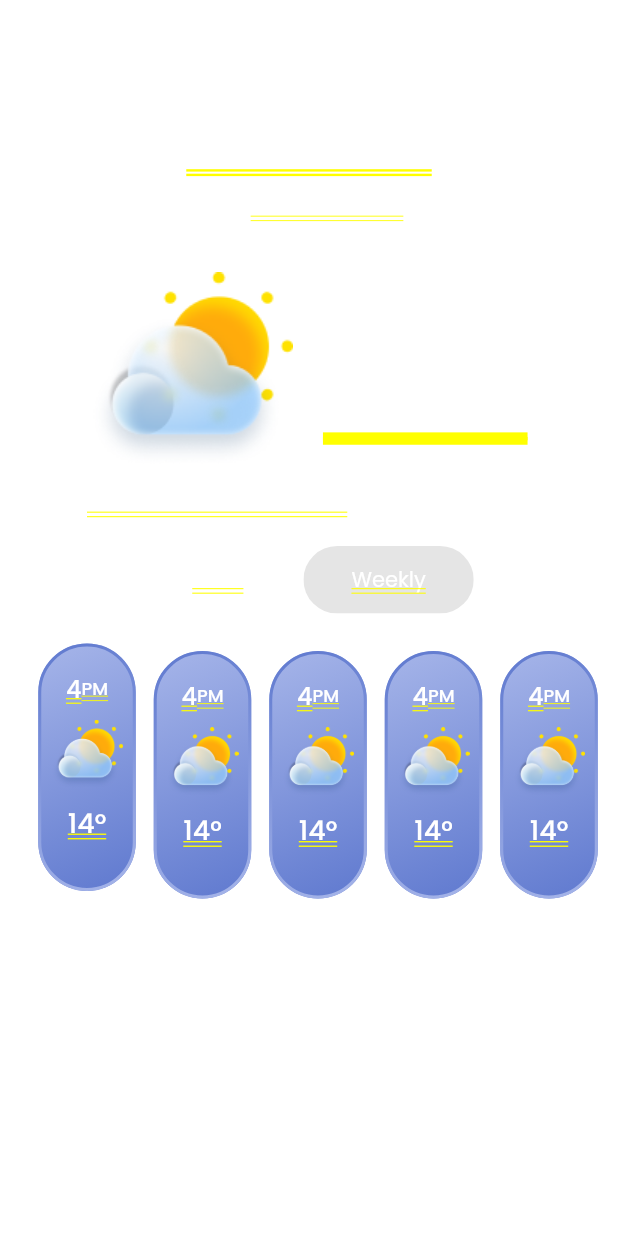
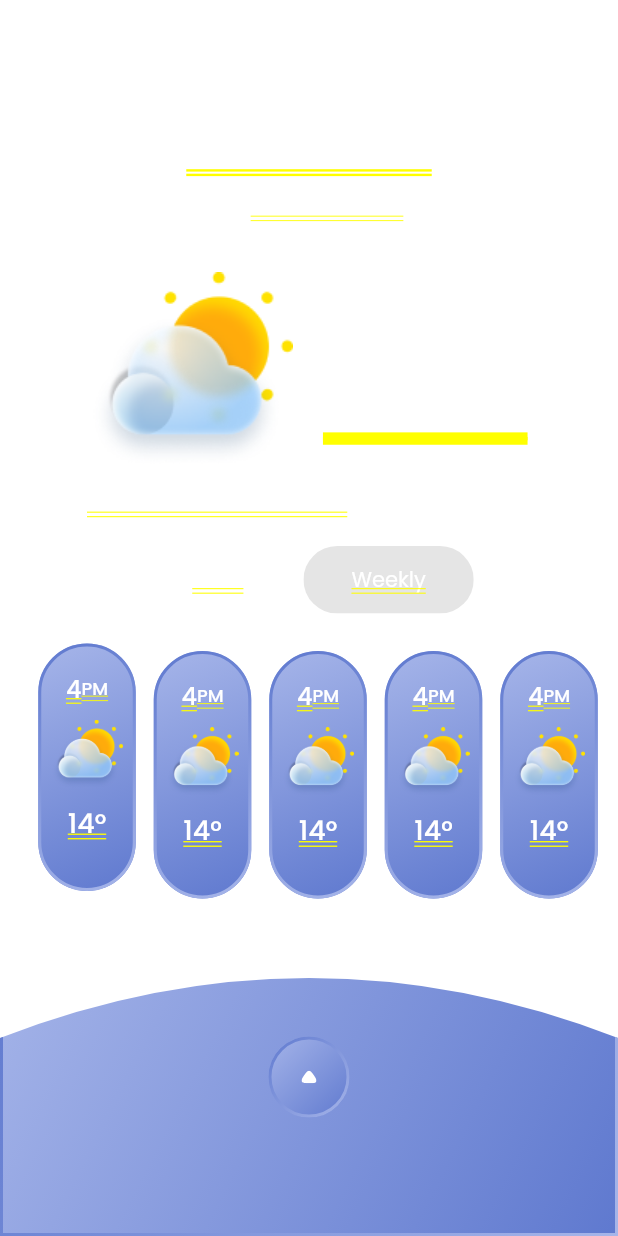
Before and after one commit to raufzer/clima-app, a Flutter app: the screen it shows after launch, on a phone screen of 412 x 824 dp. Run offline on Flutter 3.47's test engine with Material 3 defaults, Android fonts, the light colour scheme and no system bars; our stand-ins replace flutter_screenutil, flutter_svg, google_fonts, gradient_borders; missing offline and left inert: scaffold_gradient_background.

Commit message:
commit added

```diff
--- a/lib/main.dart
+++ b/lib/main.dart
@@ -13,6 +13,7 @@
   Widget build(BuildContext context) {
     return ScreenUtilInit(
       designSize: const Size(375, 812),
+
       builder: (_, child) {
         return MaterialApp(
           debugShowCheckedModeBanner: false,
@@ -20,8 +21,7 @@
           home: child,
         );
       },
-      child: const HomeScreen(
-      ),
+      child: const HomeScreen(),
     );
   }
 }
--- a/lib/screens/home_screen.dart
+++ b/lib/screens/home_screen.dart
@@ -2,7 +2,9 @@ import 'package:flutter/material.dart';
 import 'package:meteoplus_app/utils/gradient__primary_colors.dart';
 import 'package:meteoplus_app/widgets/city_title_widget.dart';
 import 'package:meteoplus_app/widgets/current_location_widget.dart';
-import 'package:meteoplus_app/widgets/hourly_weather_view.dart';
+import 'package:meteoplus_app/widgets/up_arrow_button.dart';
+import 'package:meteoplus_app/widgets/upward_slider.dart';
+import 'package:meteoplus_app/widgets/weather_hourly_list_view.dart';
 import 'package:meteoplus_app/widgets/time_selector_widget.dart';
 import 'package:meteoplus_app/widgets/weather_stats_widget.dart';
 import 'package:scaffold_gradient_background/scaffold_gradient_background.dart';
@@ -33,7 +35,20 @@ class HomeScreen extends StatelessWidget {
           SizedBox(
             height: 20,
           ),
-          HourlyWeatherView(),
+          WeatherHourlyView(),
+          CurvedContainer(
+            child: Center(
+              child: Stack(
+                children: [
+                  Text(
+                    'Hello, World!',
+                    style: TextStyle(fontSize: 20, fontWeight: FontWeight.bold),
+                  ),
+                  UpArrowButton(),
+                ],
+              ),
+            ),
+          ),
         ],
       ),
     );
--- /dev/null
+++ b/lib/utils/curved_clipper.dart
@@ -0,0 +1,25 @@
+import 'package:flutter/material.dart';
+
+class CurvedClipper extends CustomClipper<Path> {
+  final double borderRadius;
+
+  CurvedClipper(this.borderRadius);
+
+  @override
+  Path getClip(Size size) {
+    final path = Path();
+
+    path.moveTo(0, borderRadius);
+    path.lineTo(0, size.height);
+    path.quadraticBezierTo(size.width / 2, size.height + borderRadius, size.width, size.height);
+    path.lineTo(size.width, borderRadius);
+    path.quadraticBezierTo(size.width / 2, 0, 0, borderRadius);
+
+    return path;
+  }
+
+  @override
+  bool shouldReclip(covariant CustomClipper<Path> oldClipper) {
+    return oldClipper != this;
+  }
+}
--- /dev/null
+++ b/lib/widgets/up_arrow_button.dart
@@ -0,0 +1,35 @@
+import 'package:flutter/material.dart';
+import 'package:flutter_svg/svg.dart';
+import 'package:gradient_borders/box_borders/gradient_box_border.dart';
+import 'package:meteoplus_app/utils/gradient_button_colors.dart';
+
+class UpArrowButton extends StatelessWidget {
+  const UpArrowButton({super.key});
+
+  @override
+  Widget build(BuildContext context) {
+    return GestureDetector(
+      onTap: () {},
+      child: Center(
+        child: Container(
+          decoration: BoxDecoration(
+            shape: BoxShape.circle,
+            gradient: gradientButtonColors,
+            border: GradientBoxBorder(
+              gradient: gradientButtonColorsInverse,
+              width: 2,
+            ),
+          ),
+          child: Padding(
+            padding: const EdgeInsets.all(20.0),
+            child: SvgPicture.asset(
+              'assets/icons/up_arrow.svg',
+              height: 12,
+              width: 10,
+            ),
+          ),
+        ),
+      ),
+    );
+  }
+}
--- /dev/null
+++ b/lib/widgets/upward_slider.dart
@@ -0,0 +1,35 @@
+import 'package:flutter/material.dart';
+import 'package:gradient_borders/box_borders/gradient_box_border.dart';
+import 'package:meteoplus_app/utils/curved_clipper.dart';
+import 'package:meteoplus_app/utils/gradient_button_colors.dart';
+
+class CurvedContainer extends StatelessWidget {
+  const CurvedContainer({
+    super.key,
+    this.child,
+  });
+  final Widget? child;
+
+  @override
+  Widget build(BuildContext context) {
+    return Expanded(
+      child: ClipPath(
+        clipper: CurvedClipper(80),
+        child: Stack(
+          children: [
+            Container(
+              decoration: BoxDecoration(
+                gradient: gradientButtonColors,
+                border: GradientBoxBorder(
+                  gradient: gradientButtonColorsInverse,
+                  width: 2,
+                ),
+              ),
+              child: child,
+            ),
+          ],
+        ),
+      ),
+    );
+  }
+}
--- a/lib/widgets/hourly_weather_button.dart
+++ b/lib/widgets/weather_hourly_button.dart
@@ -3,10 +3,10 @@ import 'package:google_fonts/google_fonts.dart';
 import 'package:meteoplus_app/utils/gradient_button_colors.dart';
 import 'package:gradient_borders/gradient_borders.dart';
 
-class HourlyWeatherButton extends StatelessWidget {
+class WeatherHourlyButton extends StatelessWidget {
   final bool currentTime;
 
-  const HourlyWeatherButton({super.key, required this.currentTime});
+  const WeatherHourlyButton({super.key, required this.currentTime});
 
   @override
   Widget build(BuildContext context) {
--- a/lib/widgets/hourly_weather_view.dart
+++ b/lib/widgets/weather_hourly_list_view.dart
@@ -1,8 +1,8 @@
 import 'package:flutter/material.dart';
-import 'package:meteoplus_app/widgets/hourly_weather_button.dart';
+import 'package:meteoplus_app/widgets/weather_hourly_button.dart';
 
-class HourlyWeatherView extends StatelessWidget {
-  const HourlyWeatherView({super.key});
+class WeatherHourlyView extends StatelessWidget {
+  const WeatherHourlyView({super.key});
 
   @override
   Widget build(BuildContext context) {
@@ -12,31 +12,31 @@ class HourlyWeatherView extends StatelessWidget {
         SizedBox(
           width: 12,
         ),
-        HourlyWeatherButton(
+        WeatherHourlyButton(
           currentTime: true,
         ),
         SizedBox(
           width: 12,
         ),
-        HourlyWeatherButton(
+        WeatherHourlyButton(
           currentTime: false,
         ),
         SizedBox(
           width: 12,
         ),
-        HourlyWeatherButton(
+        WeatherHourlyButton(
           currentTime: false,
         ),
         SizedBox(
           width: 12,
         ),
-        HourlyWeatherButton(
+        WeatherHourlyButton(
           currentTime: false,
         ),
         SizedBox(
           width: 12,
         ),
-        HourlyWeatherButton(
+        WeatherHourlyButton(
           currentTime: false,
         ),
       ]),
--- a/pubspec.yaml
+++ b/pubspec.yaml
@@ -69,6 +69,8 @@ flutter:
   # To add assets to your application, add an assets section, like this:
   assets:
     - assets/icons/current_location.svg
+    - assets/icons/up_arrow.svg
+    - assets/icons/up_arrow.png
     - assets/images/partly_cloudy.svg
     - assets/images/partly_cloudy.png
 
```
Also changed, not shown: assets/icons/up_arrow.png (added), assets/icons/up_arrow.svg (added).
